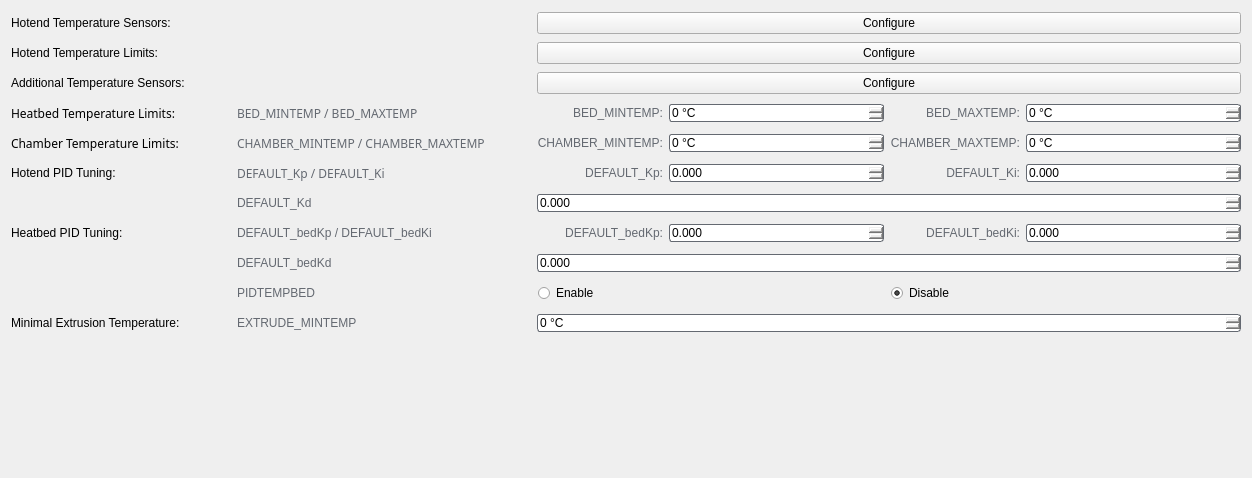
Qt form TemperaturesPage.ui (SimonBuxx/iloop-marlin-configurator) before a commit.
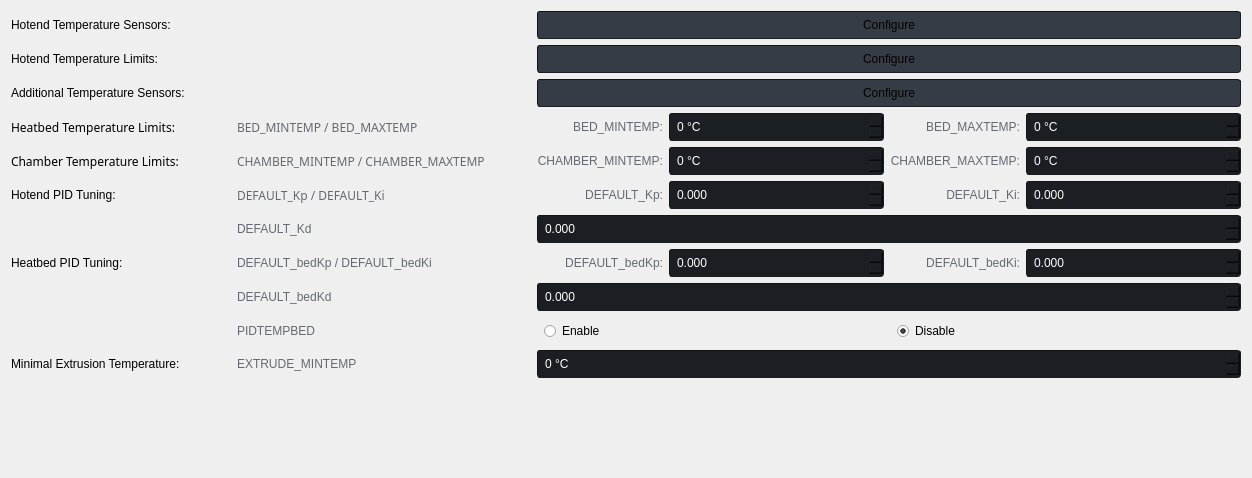
The same form after that commit. Icons and pictures are not drawn.

What changed in the file:
```diff
--- a/TemperaturesPage.ui
+++ b/TemperaturesPage.ui
@@ -21,17 +21,75 @@
   </property>
   <property name="styleSheet">
    <string notr="true">QWidget {
-	font-family: &quot;Source Code Pro&quot;;
+        font-family: &quot;Source Sans Pro&quot;;
+}
+
+QPushButton {
+	background: rgb(54, 60, 70);
+    border: 1px inset rgb(18, 21, 24);
+	border-radius: 3px;
+	padding: 6px;
+}
+
+QPushButton:hover {
+    border: 1px solid rgb(100, 105, 113);
+}
+
+QPushButton:focus {
+	border: 1px solid rgb(76, 157, 255);
+}
+
+QComboBox {
+	color: white;
+	background: rgb(54, 60, 70);
+    border: 1px inset rgb(18, 21, 24);
+	border-radius: 3px;
+	padding: 5px;
+}
+
+QComboBox:hover {
+    border: 1px solid rgb(100, 105, 113);
+}
+
+QComboBox:focus {
+	border: 1px solid rgb(76, 157, 255);
+}
+
+QComboBox::drop-down {
+	border: none;
+}
+
+QComboBox::down-arrow {
+	image: url(&quot;:/resources/arrow_drop_down_FILL0_wght400_GRAD0_opsz20_white.svg&quot;);
+ 	width: 6px;
+	margin-right: 4px;
+	margin-bottom: 2px;
 }
 
 QLineEdit {
 	color: white;
-        border: 1px solid rgb(100, 105, 113);
+	background: rgb(27, 30, 35);
+    border: 1px inset rgb(18, 21, 24);
 	border-radius: 3px;
+	padding: 5px;
+}
+
+QLineEdit:hover {
+    border: 1px solid rgb(100, 105, 113);
 }
 
 QLineEdit:focus {
-	border: 1px solid white;
+	border: 1px solid rgb(76, 157, 255);
+}
+
+QRadioButton {
+	padding: 5px;
+	border: 1px solid transparent;
+	border-radius: 3px;
+}
+
+QRadioButton::hover {
+	border: 1px solid rgb(54, 60, 70);
 }
 
 QRadioButton::indicator {
@@ -52,8 +110,11 @@
 }
 
 QAbstractSpinBox {
-	border: 1px solid rgb(100, 105, 113);
+	color: white;
+	background: rgb(27, 30, 35);
+    border: 1px inset rgb(18, 21, 24);
 	border-radius: 3px;
+	padding: 5px;
 }
 
 QAbstractSpinBox:hover {
@@ -67,15 +128,15 @@
 QAbstractSpinBox::up-button {
 	image: url(&quot;:/resources/arrow_drop_up_FILL0_wght400_GRAD0_opsz20_white.svg&quot;);
  	width: 6px;
-	margin-right: 4px;
-	margin-top: 2px;
+	margin-right: 6px;
+	margin-top: 4px;
 }
 
 QAbstractSpinBox::down-button {
 	image: url(&quot;:/resources/arrow_drop_down_FILL0_wght400_GRAD0_opsz20_white.svg&quot;);
  	width: 6px;
-	margin-right: 4px;
-	margin-bottom: 2px;
+	margin-right: 6px;
+	margin-bottom: 4px;
 }
 
 QAbstractSpinBox::up-button:disabled,
@@ -105,25 +166,6 @@
      </property>
     </widget>
    </item>
-   <item row="12" column="4" colspan="2">
-    <widget class="QRadioButton" name="radioButton">
-     <property name="sizePolicy">
-      <sizepolicy hsizetype="Expanding" vsizetype="Fixed">
-       <horstretch>0</horstretch>
-       <verstretch>0</verstretch>
-      </sizepolicy>
-     </property>
-     <property name="locale">
-      <locale language="English" country="UnitedStates"/>
-     </property>
-     <property name="text">
-      <string>Enable</string>
-     </property>
-     <attribute name="buttonGroup">
-      <string notr="true">buttonGroup_2</string>
-     </attribute>
-    </widget>
-   </item>
    <item row="12" column="7" colspan="3">
     <widget class="QRadioButton" name="radioButton_2">
      <property name="sizePolicy">
@@ -448,7 +490,7 @@
      </property>
      <property name="font">
       <font>
-       <family>Source Code Pro</family>
+       <family>Source Sans Pro</family>
       </font>
      </property>
      <property name="styleSheet">
@@ -809,7 +851,7 @@
      </property>
      <property name="font">
       <font>
-       <family>Source Code Pro</family>
+       <family>Source Sans Pro</family>
       </font>
      </property>
      <property name="styleSheet">
@@ -867,7 +909,7 @@
     <widget class="QLabel" name="label_7">
      <property name="font">
       <font>
-       <family>Source Code Pro</family>
+       <family>Source Sans Pro</family>
       </font>
      </property>
      <property name="locale">
@@ -938,7 +980,7 @@
     <widget class="QLabel" name="label_2">
      <property name="font">
       <font>
-       <family>Source Code Pro</family>
+       <family>Source Sans Pro</family>
       </font>
      </property>
      <property name="locale">
@@ -1211,7 +1253,7 @@
      </property>
      <property name="font">
       <font>
-       <family>Source Code Pro</family>
+       <family>Source Sans Pro</family>
       </font>
      </property>
      <property name="styleSheet">
@@ -1433,6 +1475,25 @@
      </property>
     </widget>
    </item>
+   <item row="12" column="4" colspan="3">
+    <widget class="QRadioButton" name="radioButton">
+     <property name="sizePolicy">
+      <sizepolicy hsizetype="Expanding" vsizetype="Fixed">
+       <horstretch>0</horstretch>
+       <verstretch>0</verstretch>
+      </sizepolicy>
+     </property>
+     <property name="locale">
+      <locale language="English" country="UnitedStates"/>
+     </property>
+     <property name="text">
+      <string>Enable</string>
+     </property>
+     <attribute name="buttonGroup">
+      <string notr="true">buttonGroup_2</string>
+     </attribute>
+    </widget>
+   </item>
   </layout>
  </widget>
  <resources>
```
Left out of the diff: 52 changed lines with no effect on the pictures.
